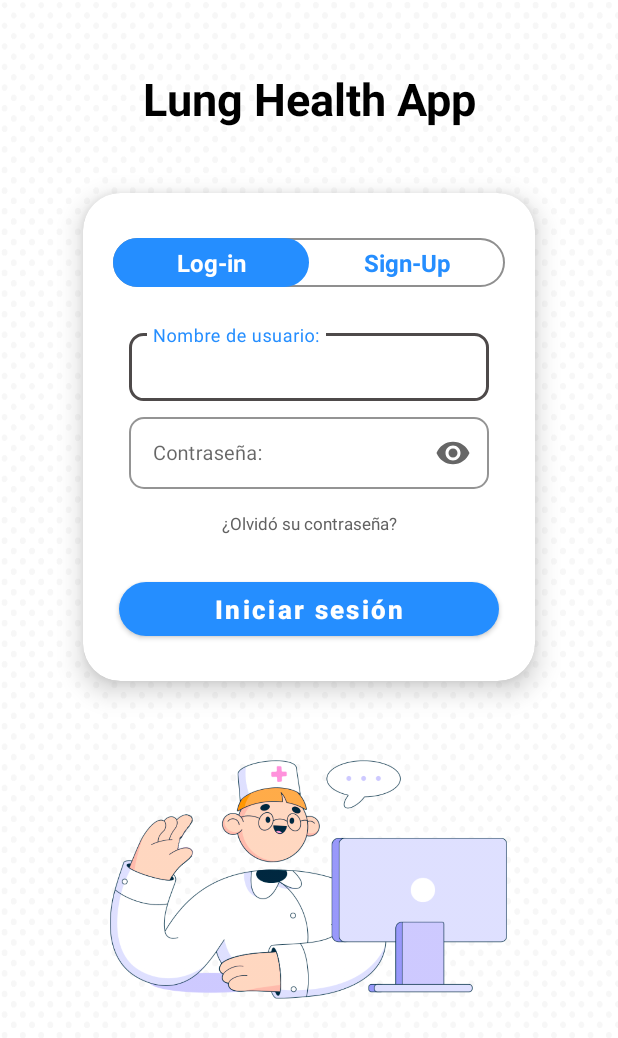
After one commit to esacon/pf-android-app, an Android app: the layout activity_login.xml on its own in the app's theme, with its tools: preview values and no code run, on a phone screen of 412 x 824 dp. The commit adds this screen. Shown: the top 1038 px of the screen. Run offline under Robolectric (Android 15) with nearby library versions, the phone set to English and light mode, and no system bars; network calls fail.

Commit message:
Login Activity implemented.

```diff
--- a/app/build.gradle
+++ b/app/build.gradle
@@ -31,6 +31,9 @@ android {
     kotlinOptions {
         jvmTarget = '1.8'
     }
+    buildFeatures {
+        viewBinding true
+    }
 }
 
 dependencies {
@@ -40,6 +43,9 @@ dependencies {
     implementation 'com.google.android.material:material:1.5.0'
     implementation 'androidx.constraintlayout:constraintlayout:2.1.3'
     implementation 'com.squareup.okhttp3:okhttp:4.7.2'
+    implementation 'androidx.annotation:annotation:1.2.0'
+    implementation 'androidx.lifecycle:lifecycle-livedata-ktx:2.3.1'
+    implementation 'androidx.lifecycle:lifecycle-viewmodel-ktx:2.3.1'
     // Amplify core dependency
     def aws_version = "2.16.+"
     implementation "com.amazonaws:aws-android-sdk-s3:$aws_version"
--- a/app/src/main/java/com/example/lunghealth/MainActivity.kt
+++ b/app/src/main/java/com/example/lunghealth/MainActivity.kt
@@ -14,6 +14,9 @@ import androidx.appcompat.app.AppCompatActivity
 import androidx.core.app.ActivityCompat
 import com.amplifyframework.core.Amplify
 import com.amplifyframework.storage.options.StorageUploadFileOptions
+import com.example.lunghealth.audio_record.AmplifyInit
+import com.example.lunghealth.audio_record.AudioRecorder
+import com.example.lunghealth.audio_visualization.Timer
 import kotlinx.android.synthetic.main.activity_main.*
 import okhttp3.*
 import org.json.JSONObject
--- a/app/src/main/java/com/example/lunghealth/AmplifyInit.kt
+++ b/app/src/main/java/com/example/lunghealth/audio_record/AmplifyInit.kt
@@ -1,4 +1,4 @@
-package com.example.lunghealth
+package com.example.lunghealth.audio_record
 
 import android.app.Application
 import android.content.Context
--- a/app/src/main/java/com/example/lunghealth/AudioRecorder.kt
+++ b/app/src/main/java/com/example/lunghealth/audio_record/AudioRecorder.kt
@@ -1,4 +1,4 @@
-package com.example.lunghealth
+package com.example.lunghealth.audio_record
 
 import android.annotation.SuppressLint
 import android.media.AudioFormat
--- a/app/src/main/java/com/example/lunghealth/Timer.kt
+++ b/app/src/main/java/com/example/lunghealth/audio_visualization/Timer.kt
@@ -1,8 +1,7 @@
-package com.example.lunghealth
+package com.example.lunghealth.audio_visualization
 
 import android.os.Looper
 import android.os.Handler
-import java.time.Duration
 
 class Timer(listener: OnTimerTickListener) {
 
--- a/app/src/main/java/com/example/lunghealth/WaveformView.kt
+++ b/app/src/main/java/com/example/lunghealth/audio_visualization/WaveformView.kt
@@ -1,4 +1,4 @@
-package com.example.lunghealth
+package com.example.lunghealth.audio_visualization
 
 import android.content.Context
 import android.graphics.Canvas
--- /dev/null
+++ b/app/src/main/java/com/example/lunghealth/login/LoginActivity.kt
@@ -0,0 +1,38 @@
+package com.example.lunghealth.login
+
+import android.content.Intent
+import androidx.appcompat.app.AppCompatActivity
+import android.os.Bundle
+import android.view.View
+import com.example.lunghealth.MainActivity
+import com.example.lunghealth.R
+import kotlinx.android.synthetic.main.activity_login.*
+
+class LoginActivity : AppCompatActivity() {
+    override fun onCreate(savedInstanceState: Bundle?) {
+        super.onCreate(savedInstanceState)
+        setContentView(R.layout.activity_login)
+
+        signUp.setOnClickListener {
+            signUp.background = resources.getDrawable(R.drawable.switch_trcks,null)
+            signUp.setTextColor(resources.getColor(R.color.textColor,null))
+            logIn.background = null
+            signUpLayout.visibility = View.VISIBLE
+            logInLayout.visibility = View.GONE
+            logIn.setTextColor(resources.getColor(R.color.mainBlue,null))
+        }
+
+        logIn.setOnClickListener {
+            signUp.background = null
+            signUp.setTextColor(resources.getColor(R.color.mainBlue,null))
+            logIn.background = resources.getDrawable(R.drawable.switch_trcks,null)
+            signUpLayout.visibility = View.GONE
+            logInLayout.visibility = View.VISIBLE
+            logIn.setTextColor(resources.getColor(R.color.textColor,null))
+        }
+
+        signInButton.setOnClickListener {
+            startActivity(Intent(this@LoginActivity, MainActivity::class.java))
+        }
+    }
+}
--- /dev/null
+++ b/app/src/main/res/drawable/switch_trcks.xml
@@ -0,0 +1,8 @@
+<?xml version="1.0" encoding="utf-8"?>
+<shape
+    android:shape="rectangle"
+    xmlns:android="http://schemas.android.com/apk/res/android">
+    <solid android:color="@color/mainBlue"/>
+    <corners android:radius="50dp"/>
+    <stroke android:width="2dp" android:color="@color/mainBlue"/>
+</shape>
--- /dev/null
+++ b/app/src/main/res/drawable/switch_tumbs.xml
@@ -0,0 +1,8 @@
+<?xml version="1.0" encoding="utf-8"?>
+<shape
+    android:shape="rectangle"
+    xmlns:android="http://schemas.android.com/apk/res/android">
+    <solid android:color="@color/transparentColor"/>
+    <corners android:radius="50dp"/>
+    <stroke android:width="1dp" android:color="@color/grayDarkDisabled"/>
+</shape>
--- /dev/null
+++ b/app/src/main/res/layout/activity_login.xml
@@ -0,0 +1,322 @@
+<?xml version="1.0" encoding="utf-8"?>
+<LinearLayout
+    xmlns:android="http://schemas.android.com/apk/res/android"
+    xmlns:app="http://schemas.android.com/apk/res-auto"
+    xmlns:tools="http://schemas.android.com/tools"
+    android:layout_width="match_parent"
+    android:layout_height="match_parent"
+    android:orientation="vertical"
+    android:background="@drawable/background"
+    android:layout_gravity="center"
+    tools:context=".login.LoginActivity">
+
+    <TextView
+        android:text="@string/lung_health_app"
+        android:gravity="center"
+        android:textSize="30sp"
+        android:layout_marginTop="45dp"
+        android:textStyle="bold|normal"
+        android:textColor="@color/black"
+        android:layout_width="match_parent"
+        android:layout_height="wrap_content"/>
+
+    <androidx.cardview.widget.CardView
+        app:cardCornerRadius="25dp"
+        app:cardElevation="10dp"
+        android:layout_gravity="center"
+        android:layout_marginTop="20dp"
+        android:layout_marginStart="38dp"
+        android:layout_marginEnd="38dp"
+        app:cardUseCompatPadding="true"
+        android:layout_width="match_parent"
+        android:layout_height="wrap_content">
+
+        <LinearLayout
+            android:orientation="vertical"
+            android:layout_width="match_parent"
+            android:layout_height="wrap_content">
+            <LinearLayout
+                android:orientation="horizontal"
+                android:gravity="center"
+                android:weightSum="2"
+                android:layout_gravity="center"
+                android:layout_marginTop="30dp"
+                android:layout_marginStart="20dp"
+                android:layout_marginEnd="20dp"
+                android:background="@drawable/switch_tumbs"
+                android:layout_width="match_parent"
+                android:layout_height="wrap_content">
+                <TextView
+                    android:id="@+id/logIn"
+                    android:text="Log-in"
+                    android:paddingTop="5dp"
+                    android:textAlignment="center"
+                    android:textColor="@color/white"
+                    android:textSize="16sp"
+                    android:layout_gravity="center"
+                    android:gravity="center"
+                    android:paddingBottom="5dp"
+                    android:paddingRight="15dp"
+                    android:paddingLeft="15dp"
+                    android:textStyle="bold|normal"
+                    android:background="@drawable/switch_trcks"
+                    android:layout_weight="1"
+                    android:layout_width="0dp"
+                    android:layout_height="wrap_content"/>
+                <TextView
+                    android:id="@+id/signUp"
+                    android:text="Sign-Up"
+                    android:paddingTop="5dp"
+                    android:textAlignment="center"
+                    android:textColor="@color/mainBlue"
+                    android:textSize="16sp"
+                    android:layout_gravity="center"
+                    android:gravity="center"
+                    android:paddingBottom="5dp"
+                    android:paddingRight="15dp"
+                    android:paddingLeft="15dp"
+                    android:textStyle="bold|normal"
+                    android:layout_weight="1"
+                    android:layout_width="0dp"
+                    android:layout_height="wrap_content"/>
+            </LinearLayout>
+
+            <LinearLayout
+                android:id="@+id/logInLayout"
+                android:background="@color/white"
+                android:padding="25dp"
+                android:gravity="center"
+                android:orientation="vertical"
+                android:layout_width="match_parent"
+                android:layout_height="wrap_content">
+
+
+                <com.google.android.material.textfield.TextInputLayout
+                    android:hint="Nombre de usuario:"
+                    android:layout_marginLeft="5dp"
+                    android:layout_marginRight="5dp"
+                    app:shapeAppearanceOverlay="@style/Button4"
+                    app:boxStrokeColor="#4E4A4A"
+                    app:boxStrokeWidth="1dp"
+                    style="@style/Widget.MaterialComponents.TextInputLayout.OutlinedBox.Dense"
+                    android:layout_width="match_parent"
+                    android:layout_height="match_parent">
+
+                    <com.google.android.material.textfield.TextInputEditText
+                        android:inputType="textPersonName"
+                        android:id="@+id/username"
+                        android:ems="10"
+                        android:textSize="13sp"
+                        android:textColor="@color/black"
+                        android:textStyle="normal"
+                        android:layout_width="match_parent"
+                        android:layout_height="wrap_content"/>
+                </com.google.android.material.textfield.TextInputLayout>
+
+                <com.google.android.material.textfield.TextInputLayout
+                    android:hint="Contraseña:"
+                    android:layout_marginTop="5dp"
+                    android:layout_marginLeft="5dp"
+                    android:layout_marginRight="5dp"
+                    app:shapeAppearanceOverlay="@style/Button4"
+                    app:boxStrokeColor="#4E4A4A"
+                    app:boxStrokeWidth="1dp"
+                    app:endIconMode="password_toggle"
+                    style="@style/Widget.MaterialComponents.TextInputLayout.OutlinedBox.Dense"
+                    android:layout_width="match_parent"
+                    android:layout_height="match_parent">
+
+                    <com.google.android.material.textfield.TextInputEditText
+                        android:inputType="textPassword"
+                        android:id="@+id/password"
+                        android:ems="10"
+                        android:textSize="13sp"
+                        android:textColor="@color/black"
+                        android:textStyle="normal"
+                        android:layout_width="match_parent"
+                        android:layout_height="wrap_content"/>
+                </com.google.android.material.textfield.TextInputLayout>
+
+                <TextView
+                    android:textSize="11sp"
+                    android:text="@string/olvido_contrasena"
+                    android:textAlignment="center"
+                    android:textColor="#616161"
+                    android:textStyle="normal"
+                    android:layout_marginTop="15dp"
+                    android:layout_width="match_parent"
+                    android:layout_height="wrap_content"/>
+            </LinearLayout>
+
+            <LinearLayout
+                android:id="@+id/signUpLayout"
+                android:background="@color/white"
+                android:padding="25dp"
+                android:visibility="gone"
+                android:gravity="center"
+                android:orientation="vertical"
+                android:layout_width="match_parent"
+                android:layout_height="wrap_content">
+
+                <com.google.android.material.textfield.TextInputLayout
+                    android:hint="@string/nombre"
+                    android:layout_marginLeft="5dp"
+                    android:layout_marginRight="5dp"
+                    app:shapeAppearanceOverlay="@style/Button4"
+                    app:boxStrokeColor="#4E4A4A"
+                    app:boxStrokeWidth="1dp"
+                    style="@style/Widget.MaterialComponents.TextInputLayout.OutlinedBox.Dense"
+                    android:layout_width="match_parent"
+                    android:layout_height="match_parent">
+
+                    <com.google.android.material.textfield.TextInputEditText
+                        android:inputType="textPersonName"
+                        android:id="@+id/sname"
+                        android:ems="10"
+                        android:textSize="13sp"
+                        android:textColor="@color/black"
+                        android:textStyle="normal"
+                        android:layout_width="match_parent"
+                        android:layout_height="wrap_content"/>
+                </com.google.android.material.textfield.TextInputLayout>
+                <com.google.android.material.textfield.TextInputLayout
+                    android:hint="@string/edad"
+                    android:layout_marginLeft="5dp"
+                    android:layout_marginRight="5dp"
+                    app:shapeAppearanceOverlay="@style/Button4"
+                    app:boxStrokeColor="#4E4A4A"
+                    app:boxStrokeWidth="1dp"
+                    style="@style/Widget.MaterialComponents.TextInputLayout.OutlinedBox.Dense"
+                    android:layout_width="match_parent"
+                    android:layout_height="match_parent">
+
+                    <com.google.android.material.textfield.TextInputEditText
+                        android:inputType="number"
+                        android:id="@+id/sedad"
+                        android:ems="10"
+                        android:textSize="13sp"
+                        android:textColor="@color/black"
+                        android:textStyle="normal"
+                        android:layout_width="match_parent"
+                        android:layout_height="wrap_content"/>
+                </com.google.android.material.textfield.TextInputLayout>
+                <com.google.android.material.textfield.TextInputLayout
+                    android:hint="@string/nombre_de_usuario"
+                    android:layout_marginLeft="5dp"
+                    android:layout_marginRight="5dp"
+                    app:shapeAppearanceOverlay="@style/Button4"
+                    app:boxStrokeColor="#4E4A4A"
+                    app:boxStrokeWidth="1dp"
+                    style="@style/Widget.MaterialComponents.TextInputLayout.OutlinedBox.Dense"
+                    android:layout_width="match_parent"
+                    android:layout_height="match_parent">
+
+                    <com.google.android.material.textfield.TextInputEditText
+                        android:inputType="textPersonName"
+                        android:id="@+id/susername"
+                        android:ems="10"
+                        android:textSize="13sp"
+                        android:textColor="@color/black"
+                        android:textStyle="normal"
+                        android:layout_width="match_parent"
+                        android:layout_height="wrap_content"/>
+                </com.google.android.material.textfield.TextInputLayout>
+                <com.google.android.material.textfield.TextInputLayout
+                    android:hint="@string/email"
+                    android:layout_marginLeft="5dp"
+                    android:layout_marginRight="5dp"
+                    app:shapeAppearanceOverlay="@style/Button4"
+                    app:boxStrokeColor="#4E4A4A"
+                    app:boxStrokeWidth="1dp"
+                    style="@style/Widget.MaterialComponents.TextInputLayout.OutlinedBox.Dense"
+                    android:layout_width="match_parent"
+                    android:layout_height="match_parent">
+
+                    <com.google.android.material.textfield.TextInputEditText
+                        android:inputType="textEmailAddress"
+                        android:id="@+id/semail"
+                        android:ems="10"
+                        android:textSize="13sp"
+                        android:textColor="@color/black"
+                        android:textStyle="normal"
+                        android:layout_width="match_parent"
+                        android:layout_height="wrap_content"/>
+                </com.google.android.material.textfield.TextInputLayout>
+                <com.google.android.material.textfield.TextInputLayout
+                    android:hint="@string/contrase_a"
+                    android:layout_marginTop="5dp"
+                    android:layout_marginLeft="5dp"
+                    android:layout_marginRight="5dp"
+                    app:shapeAppearanceOverlay="@style/Button4"
+                    app:boxStrokeColor="#4E4A4A"
+                    app:boxStrokeWidth="1dp"
+                    app:endIconMode="password_toggle"
+                    style="@style/Widget.MaterialComponents.TextInputLayout.OutlinedBox.Dense"
+                    android:layout_width="match_parent"
+                    android:layout_height="match_parent">
+
+                    <com.google.android.material.textfield.TextInputEditText
+                        android:inputType="textPassword"
+                        android:id="@+id/spassword"
+                        android:ems="10"
+                        android:textSize="13sp"
+                        android:textColor="@color/black"
+                        android:textStyle="normal"
+                        android:layout_width="match_parent"
+                        android:layout_height="wrap_content"/>
+                </com.google.android.material.textfield.TextInputLayout>
+                <com.google.android.material.textfield.TextInputLayout
+                    android:hint="@string/confirmar_contrasena"
+                    android:layout_marginTop="5dp"
+                    android:layout_marginLeft="5dp"
+                    android:layout_marginRight="5dp"
+                    app:shapeAppearanceOverlay="@style/Button4"
+                    app:boxStrokeColor="#4E4A4A"
+                    app:boxStrokeWidth="1dp"
+                    app:endIconMode="password_toggle"
+                    style="@style/Widget.MaterialComponents.TextInputLayout.OutlinedBox.Dense"
+                    android:layout_width="match_parent"
+                    android:layout_height="match_parent">
+
+                    <com.google.android.material.textfield.TextInputEditText
+                        android:inputType="textPassword"
+                        android:id="@+id/sconfirm_password"
+                        android:ems="10"
+                        android:textSize="13sp"
+                        android:textColor="@color/black"
+                        android:textStyle="normal"
+                        android:layout_width="match_parent"
+                        android:layout_height="wrap_content"/>
+                </com.google.android.material.textfield.TextInputLayout>
+            </LinearLayout>
+
+            <Button
+                android:id="@+id/signInButton"
+                android:text="@string/iniciar_sesion"
+                android:textSize="17sp"
+                android:textAllCaps="false"
+                android:elevation="15dp"
+                android:layout_marginStart="24dp"
+                android:layout_marginEnd="24dp"
+                android:layout_marginBottom="24dp"
+                android:gravity="center"
+                android:textColor="@color/white"
+                android:layout_gravity="center"
+                android:textStyle="normal|bold"
+                app:shapeAppearanceOverlay="@style/Button5"
+                app:backgroundTint="@color/mainBlue"
+                android:layout_width="match_parent"
+                android:layout_height="wrap_content"/>
+        </LinearLayout>
+
+    </androidx.cardview.widget.CardView>
+
+    <ImageView
+        android:id="@+id/imageView4"
+        android:layout_width="274dp"
+        android:layout_height="159dp"
+        android:layout_marginTop="30dp"
+        android:layout_gravity="center"
+        app:srcCompat="@drawable/doctor_fig" />
+
+</LinearLayout>
--- a/app/src/main/res/layout/activity_main.xml
+++ b/app/src/main/res/layout/activity_main.xml
@@ -18,7 +18,7 @@
         app:layout_constraintRight_toRightOf="parent"
         android:layout_marginBottom="30dp" />
 
-    <com.example.lunghealth.WaveformView
+    <com.example.lunghealth.audio_visualization.WaveformView
         android:id="@+id/waveformView"
         android:layout_width="match_parent"
         android:layout_height="400px"
--- /dev/null
+++ b/app/src/main/res/values-land/dimens.xml
@@ -0,0 +1,3 @@
+<resources>
+    <dimen name="activity_horizontal_margin">48dp</dimen>
+</resources>
--- /dev/null
+++ b/app/src/main/res/values-w1240dp/dimens.xml
@@ -0,0 +1,3 @@
+<resources>
+    <dimen name="activity_horizontal_margin">200dp</dimen>
+</resources>
--- /dev/null
+++ b/app/src/main/res/values-w600dp/dimens.xml
@@ -0,0 +1,3 @@
+<resources>
+    <dimen name="activity_horizontal_margin">48dp</dimen>
+</resources>
--- /dev/null
+++ b/app/src/main/res/values/button_style.xml
@@ -0,0 +1,11 @@
+<?xml version="1.0" encoding="utf-8"?>
+<resources>
+
+    <style name="Button4">
+        <item name="cornerSize">20%</item>
+    </style>
+    <style name="Button5">
+        <item name="cornerSize">50%</item>
+    </style>
+
+</resources>
--- a/app/src/main/res/values/colors.xml
+++ b/app/src/main/res/values/colors.xml
@@ -7,6 +7,8 @@
     <color name="teal_700">#FF018786</color>
     <color name="black">#FF000000</color>
     <color name="white">#FFFFFFFF</color>
+    <color name="textColor">#ECE5EC</color>
+    <color name="transparentColor">#00FFFFFF</color>
 
     <color name="mainBlue">#258EFF</color>
     <color name="gray">#ECECEC</color>
--- a/app/src/main/res/values/dimens.xml
+++ b/app/src/main/res/values/dimens.xml
@@ -1,4 +1,7 @@
 <?xml version="1.0" encoding="utf-8"?>
 <resources>
     <dimen name="btn_size">56dp</dimen>
+    <!-- Default screen margins, per the Android Design guidelines. -->
+    <dimen name="activity_horizontal_margin">16dp</dimen>
+    <dimen name="activity_vertical_margin">16dp</dimen>
 </resources>
--- a/app/src/main/res/values/strings.xml
+++ b/app/src/main/res/values/strings.xml
@@ -1,3 +1,21 @@
 <resources>
     <string name="app_name">Lung Health</string>
+    <string name="title_activity_login">LoginActivity</string>
+    <string name="prompt_email">Email</string>
+    <string name="prompt_password">Password</string>
+    <string name="action_sign_in">Sign in or register</string>
+    <string name="action_sign_in_short">Sign in</string>
+    <string name="welcome">"Welcome !"</string>
+    <string name="invalid_username">Not a valid username</string>
+    <string name="invalid_password">Password must be >5 characters</string>
+    <string name="login_failed">"Login failed"</string>
+    <string name="iniciar_sesion">Iniciar sesión</string>
+    <string name="olvido_contrasena">¿Olvidó su contraseña?</string>
+    <string name="lung_health_app">Lung Health App</string>
+    <string name="nombre_de_usuario">Nombre de usuario:</string>
+    <string name="confirmar_contrasena">Confirmar contraseña:</string>
+    <string name="contrase_a">Contraseña:</string>
+    <string name="email">Correo electrónico:</string>
+    <string name="nombre">Nombre:</string>
+    <string name="edad">Edad:</string>
 </resources>
```
Also changed, not shown: app/src/main/AndroidManifest.xml (+8 -9 lines), app/src/main/res/drawable/doctor_fig.png (added).
